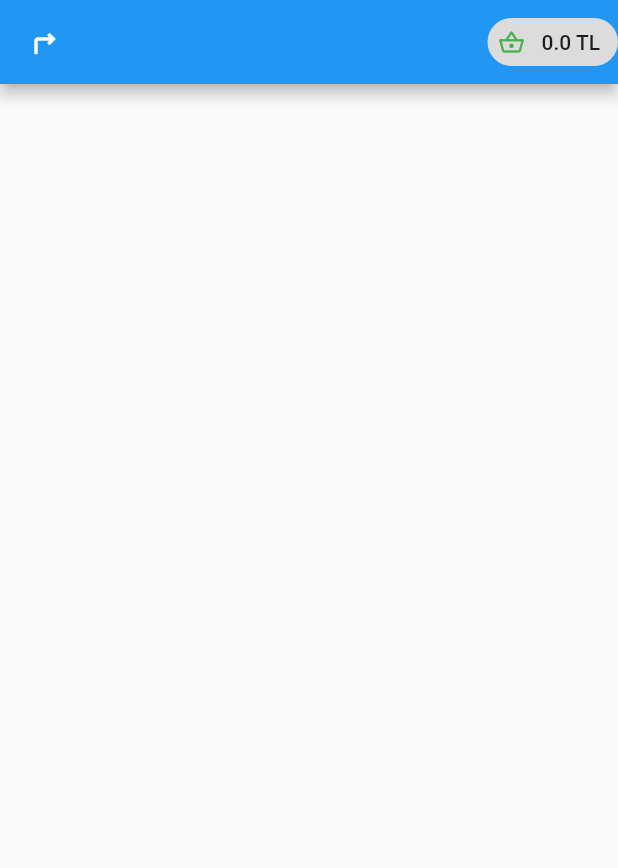
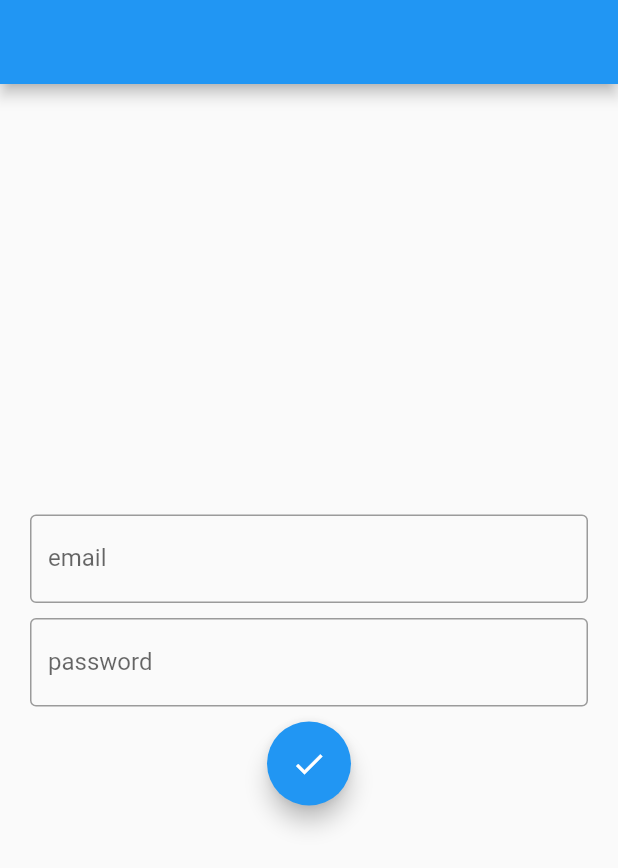
Before and after one commit to OmerOnder20/Flutter-Learn, a Flutter app: the screen it shows after launch, on a phone screen of 412 x 824 dp. Shown: the top 868 px of the screen. Run offline on Flutter 3.47's test engine with Material 2 defaults, Android fonts, the phone set to English and light mode, and no system bars; our stand-ins replace auto_size_text, dio, equatable, flutter_spinkit, lottie, shared_preferences and 1 more; missing offline and left inert: kartal; accounts and stored records are empty.

```diff
--- a/lib/demos/project19/service.dart
+++ b/lib/demos/project19/service.dart
@@ -26,6 +26,3 @@ class Service19 extends IService19 {
     return null;
   }
 }
-
-
-      // Service19() : dio = Dio(BaseOptions(baseUrl: "https://reqres.in/api/"));
--- /dev/null
+++ b/lib/demos/project29/login/model/project_29_model.dart
@@ -0,0 +1,18 @@
+class Request29 {
+  String? email;
+  String? password;
+
+  Request29({this.email, this.password});
+
+  Request29.fromJson(Map<String, dynamic> json) {
+    email = json['email'];
+    password = json['password'];
+  }
+
+  Map<String, dynamic> toJson() {
+    final Map<String, dynamic> data = <String, dynamic>{};
+    data['email'] = email;
+    data['password'] = password;
+    return data;
+  }
+}
--- /dev/null
+++ b/lib/demos/project29/login/view/login_view.dart
@@ -0,0 +1,52 @@
+import 'package:flutter/material.dart';
+import 'package:provider/provider.dart';
+
+import '../../viewModel/login_provider.dart';
+
+class Login29 extends StatefulWidget {
+  const Login29({super.key});
+
+  @override
+  State<Login29> createState() => _Login29State();
+}
+
+class _Login29State extends State<Login29> {
+  final GlobalKey<FormState> formKey = GlobalKey();
+  final TextEditingController emailController = TextEditingController();
+  final TextEditingController passwordController = TextEditingController();
+
+  @override
+  Widget build(BuildContext context) {
+    return Scaffold(
+      appBar: AppBar(),
+      body: Padding(
+        padding: const EdgeInsets.all(20),
+        child: Form(
+          autovalidateMode: AutovalidateMode.onUserInteraction,
+          key: formKey,
+          child: Column(mainAxisAlignment: MainAxisAlignment.center, children: [
+            TextFormField(
+              controller: emailController,
+              decoration: const InputDecoration(labelText: "email", border: OutlineInputBorder()),
+            ),
+            Padding(
+              padding: const EdgeInsets.symmetric(vertical: 10),
+              child: TextFormField(
+                controller: passwordController,
+                decoration: const InputDecoration(labelText: "password", border: OutlineInputBorder()),
+              ),
+            ),
+            FloatingActionButton(
+              child: const Icon(Icons.check),
+              onPressed: () {
+                if (formKey.currentState?.validate() ?? false) {
+                  context.read<Login29Provider>().fetchUserLogin29(emailController.text, passwordController.text);
+                }
+              },
+            )
+          ]),
+        ),
+      ),
+    );
+  }
+}
--- /dev/null
+++ b/lib/demos/project29/viewModel/login_provider.dart
@@ -0,0 +1,14 @@
+import 'package:first_project_flutter/demos/project29/login/model/project_29_model.dart';
+import 'package:first_project_flutter/demos/project29/login/service/project_29_service.dart';
+import 'package:flutter/material.dart';
+
+class Login29Provider extends ChangeNotifier {
+  final ILoginService29 loginService29;
+
+  Login29Provider(this.loginService29);
+
+  Future<void> fetchUserLogin29(String email, String password) async {
+    final response = await loginService29.fetchLogin(Request29(email: email, password: password));
+    print(response);
+  }
+}
--- a/lib/main.dart
+++ b/lib/main.dart
@@ -1,6 +1,7 @@
 import 'package:first_project_flutter/demos/project19/core/auth_manager.dart';
-import 'package:first_project_flutter/demos/project28/feature/products/products_view.dart';
 import 'package:first_project_flutter/demos/project28/feature/products/products_view_model.dart';
+import 'package:first_project_flutter/demos/project29/login/view/login_view.dart';
+import 'package:first_project_flutter/demos/project29/viewModel/login_provider.dart';
 import 'package:first_project_flutter/product/global/reqres_context.dart';
 import 'package:first_project_flutter/product/global/theme_notifier.dart';
 import 'package:flutter/material.dart';
@@ -12,6 +13,7 @@ import 'demos/project25/viewModel/project_25_provider.dart';
 import 'demos/project26/viewModel/project_26_view_model.dart';
 import 'demos/project28/product/controller/user_controller.dart';
 import 'demos/project28/product/service/user_service.dart';
+import 'demos/project29/login/service/project_29_service.dart';
 
 // Sadece data tutacaksak bir şeyi değiştirmeyeceksek direkt Provider() kullan.
 void main() {
@@ -45,7 +47,8 @@ void main() {
       Provider<UserService>(
         create: (context) => UserService(),
         lazy: true,
-      )
+      ),
+      ChangeNotifierProvider<Login29Provider>(create: (context) => Login29Provider(LoginService29()))
     ],
     builder: (context, child) => const MyApp(),
   ));
@@ -95,7 +98,7 @@ class MyApp extends StatelessWidget {
       // },
       // routes: NavigatorRoutes().items,
       // onGenerateRoute: NavigatorCustom().onGenerateRoute,
-      home: const ProductsView(),
+      home: const Login29(),
       // home u yorum satırından kaldırırsan sadece home çalışır.
     );
   }
```
Also changed, not shown: lib/demos/project29/login/model/response_model_29.dart (added, +15 -0 lines), lib/demos/project29/login/service/project_29_service.dart (added, +24 -0 lines), pubspec.lock, 2 other files.
